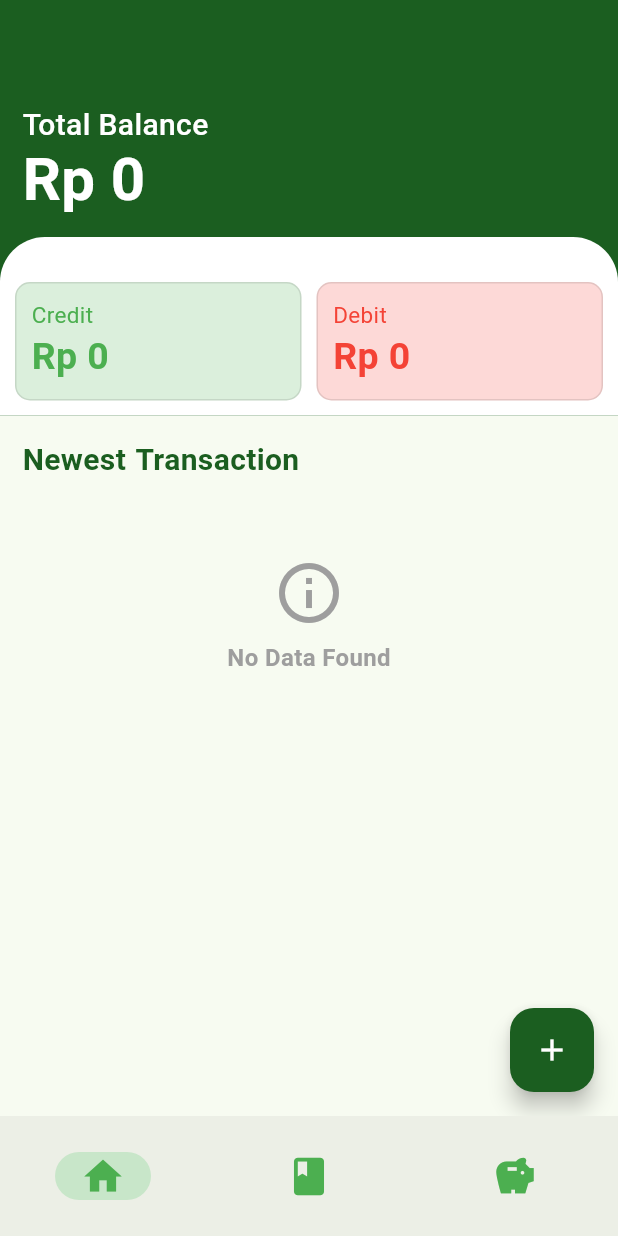
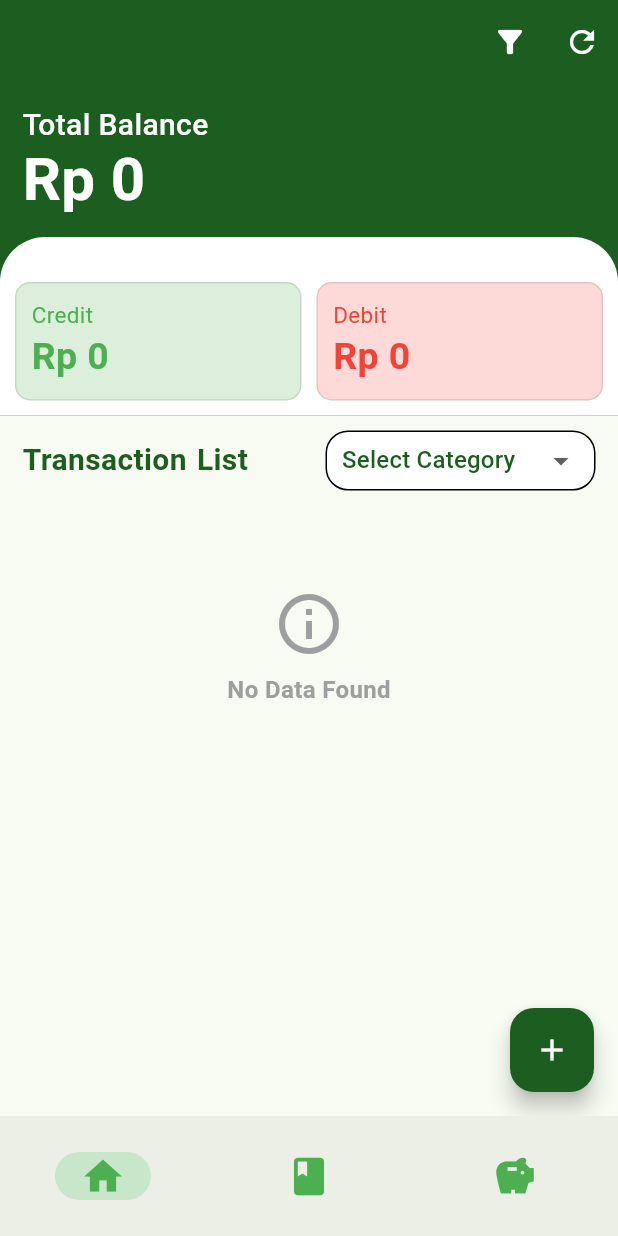
Before and after one commit to georgius34/pocket-planner, a Flutter app: the screen it shows after launch, on a phone screen of 412 x 824 dp. Run offline on Flutter 3.47's test engine with Material 3 defaults, Android fonts, the phone set to English and light mode, and no system bars; our stand-ins replace cloud_firestore, firebase_auth, firebase_core, fl_chart, font_awesome_flutter, shared_preferences; accounts and stored records are empty.

Commit message:
Update Transaction dan penambahan field monthly saving

```diff
--- a/lib/screen/dashboard.dart
+++ b/lib/screen/dashboard.dart
@@ -17,9 +17,9 @@ class Dashboard extends StatefulWidget {
 }
 
 class _DashboardState extends State<Dashboard> {
-  int currentIndex = 0;
+  late int currentIndex;
 
-  var pageViewList;
+  late List<Widget> pageViewList;
 
   @override
   void initState() {
--- a/lib/screen/planned_saving/rencana_tabungan_detail_screen.dart
+++ b/lib/screen/planned_saving/rencana_tabungan_detail_screen.dart
@@ -54,15 +54,16 @@ class _RencanaTabunganDetailScreenState
           .doc(_rencanaData['id'])
           .delete();
 
-      Navigator.pushAndRemoveUntil(
+       Navigator.pushAndRemoveUntil(
         context,
         MaterialPageRoute(
-          builder: (context) => Dashboard(userId: widget.userId),
+          builder: (context) => Dashboard(
+            userId: widget.userId,
+            initialIndex: 2, // Index of the RencanaTabunganScreen
+          ),
         ),
         (route) => false,
-      ).then((_) {
-        Navigator.pop(context);
-      });
+      );
     } catch (e) {
       ScaffoldMessenger.of(context).showSnackBar(
         SnackBar(content: Text('Failed to delete plan')),
@@ -112,6 +113,7 @@ class _RencanaTabunganDetailScreenState
     final int bunga = _rencanaData['interest'];
     final int taxRate = _rencanaData['taxRate'];
     final int totalInterest = _rencanaData['totalInterest'];
+    final int monthlySaving = _rencanaData['monthlySaving'];
     final DateTime createdAtDate = DateTime.fromMillisecondsSinceEpoch(_rencanaData['createdAt']);
     final DateTime updatedAtDate = DateTime.fromMillisecondsSinceEpoch(_rencanaData['updatedAt']);
     final DateTime startDate = DateTime.fromMillisecondsSinceEpoch(startDateEpoch);
@@ -144,6 +146,7 @@ class _RencanaTabunganDetailScreenState
                 currentAmount: currentAmount,
                 totalInterest: totalInterest,
                 progress: progress,
+                monthlySaving: monthlySaving,
                 userId: widget.userId,
                 rencanaData: _rencanaData,
                 getRencanaTabunganId: _getRencanaTabunganId,
--- a/lib/screen/transaction/transaction_screen.dart
+++ b/lib/screen/transaction/transaction_screen.dart
@@ -1,4 +1,6 @@
 import 'package:flutter/material.dart';
+import 'package:pocket_planner/utils/category_dropdown.dart';
+import 'package:pocket_planner/utils/transaction_category.dart';
 import 'package:pocket_planner/widgets/transaction/add_transaction.dart';
 import 'package:pocket_planner/widgets/transaction/hero_card.dart';
 import 'package:pocket_planner/widgets/transaction/transactions_card.dart';
@@ -15,20 +17,40 @@ class TransactionScreen extends StatefulWidget {
 }
 
 class _TransactionScreenState extends State<TransactionScreen> {
+  DateTime? _startDate;
+  DateTime? _endDate;
+    String? _selectedCategory;
 
-  _dialogBuilder(BuildContext context) {
-  return showDialog(
-    context: context,
-    builder: (context) {
-      return AlertDialog(
-        content: AddTransactionForm(userId: widget.userId), // Pass userId here
-      );
-    },
-  );
-}
+  void _showDateRangePicker(BuildContext context) async {
+    final initialDate = DateTime.now();
+    final picked = await showDateRangePicker(
+      context: context,
+      firstDate: DateTime(DateTime.now().year - 1),
+      lastDate: DateTime(DateTime.now().year + 1),
+      initialDateRange: _startDate != null && _endDate != null
+          ? DateTimeRange(start: _startDate!, end: _endDate!)
+          : DateTimeRange(start: initialDate, end: initialDate),
+    );
+
+    if (picked != null) {
+      setState(() {
+        _startDate = picked.start;
+        _endDate = picked.end;
+      });
+    }
+  }
+    void _clearFilters() {
+    setState(() {
+      _startDate = null;
+      _endDate = null;
+      _selectedCategory = null;
+    });
+  }
 
   @override
   Widget build(BuildContext context) {
+    final AppIcons appIcons = AppIcons(); // Create an instance of AppIcons
+
     return Scaffold(
             floatingActionButton: FloatingActionButton(
               backgroundColor: Colors.green.shade900,
@@ -42,16 +64,66 @@ class _TransactionScreenState extends State<TransactionScreen> {
               }),
               child: Icon(Icons.add, color: Colors.white),
             ),
-            appBar: AppBar(
-              backgroundColor: Colors.green.shade900,
+         appBar: AppBar(
+        iconTheme: IconThemeData(color: Colors.white), // Set the icon color to white
+        backgroundColor: Colors.green.shade900,
+        actions: [
+          IconButton(
+            icon: Icon(Icons.filter_alt),
+            onPressed: () {
+              _showDateRangePicker(context);
+            },
+          ),
+          IconButton(
+            icon: Icon(Icons.refresh_outlined),
+            onPressed: _clearFilters,
+          ),
+        ],
       ),
       body: Container(
         width: double.infinity,
         child: SingleChildScrollView(
           child: Column(
             children: [
-              HeroCard(userId: widget.userId),
-              TransactionsCard(userId: widget.userId),
+              HeroCard(
+                userId: widget.userId,
+                startDate: _startDate,
+                endDate: _endDate,
+                selectedCategory: _selectedCategory, // Pass selectedCategory
+              ),
+            SizedBox(height: 10),
+             Padding(
+              padding: const EdgeInsets.symmetric(horizontal: 15),
+               child: Row(
+                  mainAxisAlignment: MainAxisAlignment.spaceBetween,
+                  children: [
+                    Text(
+                      "Transaction List",
+                      style: TextStyle(
+                        fontSize: 20,
+                        fontWeight: FontWeight.w600,
+                        color: Colors.green.shade900,
+                        wordSpacing: 1.5,
+                      ),
+                    ),
+                    TransactionsCategoryDropdown(
+                      selectedCategory: _selectedCategory,
+                      onChanged: (value) {
+                        setState(() {
+                          _selectedCategory = value;
+                        });
+                      },
+                      categories: appIcons.homeExpenseCategories,
+                    ),
+                  ],
+                ),
+             ),
+                TransactionsCard(
+                userId: widget.userId,
+                startDate: _startDate,
+                endDate: _endDate,
+                selectedCategory: _selectedCategory, // Pass selectedCategory
+              ),
             ],
           ),
         )),
--- /dev/null
+++ b/lib/utils/transaction_category.dart
@@ -0,0 +1,58 @@
+import 'package:flutter/material.dart';
+
+class TransactionsCategoryDropdown extends StatelessWidget {
+  final String? selectedCategory;
+  final ValueChanged<String?> onChanged;
+  final List<Map<String, dynamic>> categories;
+
+  TransactionsCategoryDropdown({
+    required this.selectedCategory,
+    required this.onChanged,
+    required this.categories,
+  });
+
+  @override
+  Widget build(BuildContext context) {
+    return Container(
+      height: 40,
+      width: 180,
+      padding: EdgeInsets.symmetric(horizontal: 10.0),
+      decoration: BoxDecoration(
+        color: Colors.white,
+        borderRadius: BorderRadius.circular(15.0),
+        border: Border.all(color: Colors.black),
+      ),
+      child: DropdownButtonHideUnderline(
+        child: DropdownButton<String>(
+          value: selectedCategory,
+          isExpanded: true,
+          hint: Text(
+            "Select Category",
+            style: TextStyle(color: Colors.green.shade900, fontSize: 16),
+          ),
+          dropdownColor: Colors.white,
+          items: categories.map((e) {
+            return DropdownMenuItem<String>(
+              value: e['name'],
+              child: Row(
+                children: [
+                  Icon(
+                    e['icon'],
+                    color: Colors.green.shade900,
+                    size: 18,
+                  ),
+                  SizedBox(width: 10),
+                  Text(
+                    e['name'],
+                    style: TextStyle(color: Colors.green.shade900),
+                  ),
+                ],
+              ),
+            );
+          }).toList(),
+          onChanged: onChanged,
+        ),
+      ),
+    );
+  }
+}
--- a/lib/widgets/planned_saving/add_planned_saving.dart
+++ b/lib/widgets/planned_saving/add_planned_saving.dart
@@ -94,6 +94,7 @@ class _AddRencanaTabunganFormState extends State<AddRencanaTabunganForm> {
 
       totalInterest = (profit * periode).toInt(); // Change double to int
     }
+      int monthlySaving = (targetAmount / periode).ceil();
 
     await firestore.collection('users').doc(widget.userId).collection('rencanaTabungan').doc(id).set({
       'id': id,
@@ -103,6 +104,7 @@ class _AddRencanaTabunganFormState extends State<AddRencanaTabunganForm> {
       'targetAmount': targetAmount,
       'currentAmount': currentAmount,
       'totalInterest': totalInterest,
+      'monthlySaving': monthlySaving,
       'periode': periode,
       'deadline': deadline,
       'progress': progress,
--- a/lib/widgets/planned_saving/tabungan_detail.dart
+++ b/lib/widgets/planned_saving/tabungan_detail.dart
@@ -7,6 +7,7 @@ import 'package:pocket_planner/widgets/planned_saving/add_progress.dart';
 class TabunganDetailBox extends StatelessWidget {
   final int currentAmount;
   final int totalInterest;
+  final int monthlySaving;
   final int progress;
   final String userId;
   final dynamic rencanaData;
@@ -16,6 +17,7 @@ class TabunganDetailBox extends StatelessWidget {
   TabunganDetailBox({
     required this.currentAmount,
     required this.totalInterest,
+    required this.monthlySaving,
     required this.progress,
     required this.userId,
     required this.rencanaData,
@@ -95,6 +97,8 @@ class TabunganDetailBox extends StatelessWidget {
           SizedBox(height: 10),
           _buildCurrencyDetailRow('Total Saving', currencyFormatter.format(currentAmount)),
           SizedBox(height: 5),
+          _buildCurrencyDetailRow('Monthly Saving', currencyFormatter.format(monthlySaving)),
+          SizedBox(height: 5),
           _buildCurrencyDetailRow('Total Interest', currencyFormatter.format(totalInterest)),
         ],
       ),
--- a/lib/widgets/planned_saving/update_rencana_form.dart
+++ b/lib/widgets/planned_saving/update_rencana_form.dart
@@ -90,6 +90,7 @@ Future<void> _submitForm() async {
       totalInterest = profit.toInt() * periode;
     }
     int newProgress = ((currentAmount / targetAmount) * 100).toInt();
+    int monthlySaving = (targetAmount / periode).ceil();
 
     var data = {
       'title': _titleController.text,
@@ -97,6 +98,7 @@ Future<void> _submitForm() async {
       'description': _descriptionController.text,
       'bunga': bunga,
       'periode': periode,
+      'monthlySaving': monthlySaving,
       'endDate': formatter.format(endDate), // Update end date in Firestore
       'deadline': deadline, // Update deadline in Firestore
       'type': type,
--- a/lib/widgets/transaction/hero_card.dart
+++ b/lib/widgets/transaction/hero_card.dart
@@ -4,45 +4,84 @@ import 'package:intl/intl.dart';
 import 'package:pocket_planner/utils/format.dart';
 
 class HeroCard extends StatelessWidget {
+  final String userId;
+  final DateTime? startDate;
+  final DateTime? endDate;
+  final String? selectedCategory;
+
   HeroCard({
-    super.key,
     required this.userId,
+    this.startDate,
+    this.endDate,
+    this.selectedCategory,
   });
-  final String userId;
+
 
   @override
   Widget build(BuildContext context) {
-    final Stream<DocumentSnapshot> _usersStream =
-        FirebaseFirestore.instance.collection('users').doc(userId).snapshots();
-    return StreamBuilder<DocumentSnapshot>(
-      stream: _usersStream,
-      builder: (BuildContext context, AsyncSnapshot<DocumentSnapshot> snapshot) {
+    Query query = FirebaseFirestore.instance
+        .collection('users')
+        .doc(userId)
+        .collection("transaction");
+
+  // Apply date filter
+    if (startDate != null && endDate != null) {
+      query = query.where('dateTime', isGreaterThanOrEqualTo: startDate!.millisecondsSinceEpoch);
+      query = query.where('dateTime', isLessThanOrEqualTo: endDate!.millisecondsSinceEpoch + 86399999);
+    }
+
+    // Apply category filter
+    if (selectedCategory != null && selectedCategory!.isNotEmpty) {
+      query = query.where('category', isEqualTo: selectedCategory);
+    }
+
+    query = query.orderBy('createdAt', descending: true);
+
+    return StreamBuilder<QuerySnapshot>(
+      stream: query.snapshots(),
+      builder: (BuildContext context, AsyncSnapshot<QuerySnapshot> snapshot) {
         if (snapshot.hasError) {
           return Text('Something went wrong');
         }
 
-        if (!snapshot.hasData || !snapshot.data!.exists) {
-          return const Text('Document does not exist');
+        if (!snapshot.hasData || snapshot.connectionState == ConnectionState.waiting) {
+          return Text("Loading");
         }
 
-        if (snapshot.connectionState == ConnectionState.waiting) {
-          return Text("Loading");
-        }
-        var data = snapshot.data!.data() as Map<String, dynamic>;
+        double totalCredit = 0;
+        double totalDebit = 0;
 
-        return Cards(data: data);
+        snapshot.data!.docs.forEach((doc) {
+          var transaction = doc.data() as Map<String, dynamic>;
+          if (transaction['type'] == 'credit') {
+            totalCredit += transaction['amount'];
+          } else if (transaction['type'] == 'debit') {
+            totalDebit += transaction['amount'];
+          }
+        });
+
+        double remainingAmount = totalCredit - totalDebit;
+
+        return Cards(
+          totalCredit: totalCredit,
+          totalDebit: totalDebit,
+          remainingAmount: remainingAmount,
+        );
       },
     );
   }
 }
 
 class Cards extends StatelessWidget {
+  final double totalCredit;
+  final double totalDebit;
+  final double remainingAmount;
+
   const Cards({
-    super.key,
-    required this.data,
+    required this.totalCredit,
+    required this.totalDebit,
+    required this.remainingAmount,
   });
-
-  final Map data;
 
   @override
   Widget build(BuildContext context) {
@@ -67,7 +106,7 @@ class Cards extends StatelessWidget {
                       fontWeight: FontWeight.w500),
                 ),
                 Text(
-                  currencyFormatter.format(data['remainingAmount']),
+                  currencyFormatter.format(remainingAmount),
                   style: TextStyle(
                       fontSize: 40,
                       color: Colors.white,
@@ -90,13 +129,13 @@ class Cards extends StatelessWidget {
                   CardOne(
                     color: Colors.green,
                     heading: 'Credit',
-                    amount: currencyFormatter.format(data['totalCredit']),
+                    amount: currencyFormatter.format(totalCredit),
                   ),
                   SizedBox(width: 10), // space
                   CardOne(
                     color: Colors.red,
                     heading: 'Debit',
-                    amount: currencyFormatter.format(data['totalDebit']),
+                    amount: currencyFormatter.format(totalDebit),
                   ),
                 ],
               ))
--- a/lib/widgets/transaction/transactions_card.dart
+++ b/lib/widgets/transaction/transactions_card.dart
@@ -8,26 +8,29 @@ import 'package:pocket_planner/widgets/transaction/transaction_detail.dart';
 
 class TransactionsCard extends StatelessWidget {
   final String userId;
+  final DateTime? startDate;
+  final DateTime? endDate;
+  final String? selectedCategory;
 
-  // ignore: prefer_const_constructors_in_immutables, use_super_parameters
-  TransactionsCard({required this.userId, Key? key}) : super(key: key);
+  TransactionsCard({
+    required this.userId,
+    this.startDate,
+    this.endDate,
+    this.selectedCategory,
+  });
 
   @override
   Widget build(BuildContext context) {
-
     return Padding(
       padding: const EdgeInsets.all(15),
       child: Column(
         children: [
-          Row(
-            children: [
-              Text(
-                "Newest Transaction",
-                style: TextStyle(fontSize: 20, fontWeight: FontWeight.w600, color: Colors.green.shade900, wordSpacing: 1.5),
-                )
-              ],
-            ),
-            TransactionList(userId: userId)
+          TransactionList(
+            userId: userId,
+            startDate: startDate,
+            endDate: endDate,
+            selectedCategory: selectedCategory,
+          ),
         ],
       ),
     );
@@ -36,20 +39,40 @@ class TransactionsCard extends StatelessWidget {
 
 class TransactionList extends StatelessWidget {
   final String userId;
+  final DateTime? startDate;
+  final DateTime? endDate;
+  final String? selectedCategory; // New property to receive selected category
 
- // ignore: prefer_const_constructors_in_immutables, use_super_parameters
- TransactionList({required this.userId, Key? key}) : super(key: key);
+  TransactionList({
+    required this.userId,
+    this.startDate,
+    this.endDate,
+    this.selectedCategory,
+  });
 
   @override
   Widget build(BuildContext context) {
+    Query query = FirebaseFirestore.instance
+        .collection('users')
+        .doc(userId)
+        .collection("transaction");
+
+  // Apply date filter
+    if (startDate != null && endDate != null) {
+      query = query.where('dateTime', isGreaterThanOrEqualTo: startDate!.millisecondsSinceEpoch);
+      query = query.where('dateTime', isLessThanOrEqualTo: endDate!.millisecondsSinceEpoch + 86399999);
+    }
+
+    // Apply category filter
+    if (selectedCategory != null && selectedCategory!.isNotEmpty) {
+      query = query.where('category', isEqualTo: selectedCategory);
+    }
+
+    query = query.orderBy('createdAt', descending: true);
+
+
     return StreamBuilder<QuerySnapshot>(
-      stream: FirebaseFirestore.instance
-      .collection('users')
-      .doc(userId)
-      .collection("transaction")
-      .orderBy('createdAt', descending: true)
-      .limit(20)
-      .snapshots(),
+      stream: query.snapshots(),
       builder: (BuildContext context, AsyncSnapshot<QuerySnapshot> snapshot) {
         if (snapshot.hasError) {
           return Text('Something went wrong');
--- a/lib/widgets/transaction/update_transaction.dart
+++ b/lib/widgets/transaction/update_transaction.dart
@@ -140,7 +140,7 @@ class _UpdateTransactionFormState extends State<UpdateTransactionForm> {
         widget.onUpdate(data);
         // Show success message
         ScaffoldMessenger.of(context).showSnackBar(
-        SnackBar(content: Text('Transaction updated uccessfully')),
+        SnackBar(content: Text('Transaction updated successfully')),
       );
 
         Navigator.pop(context);
```
